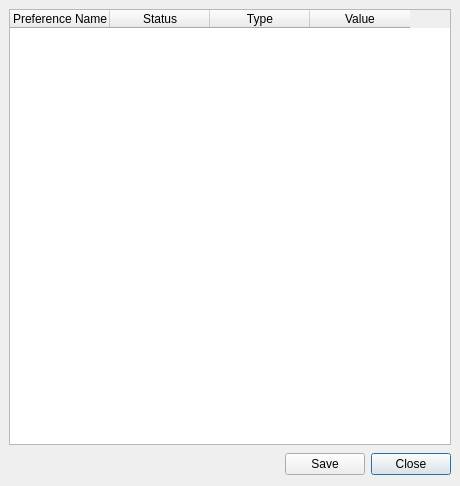
First picture: the form in wengophone/src/presentation/qt/config/AdvancedConfigWindow.ui, repository tkrotoff/WengoPhone, before the edit.
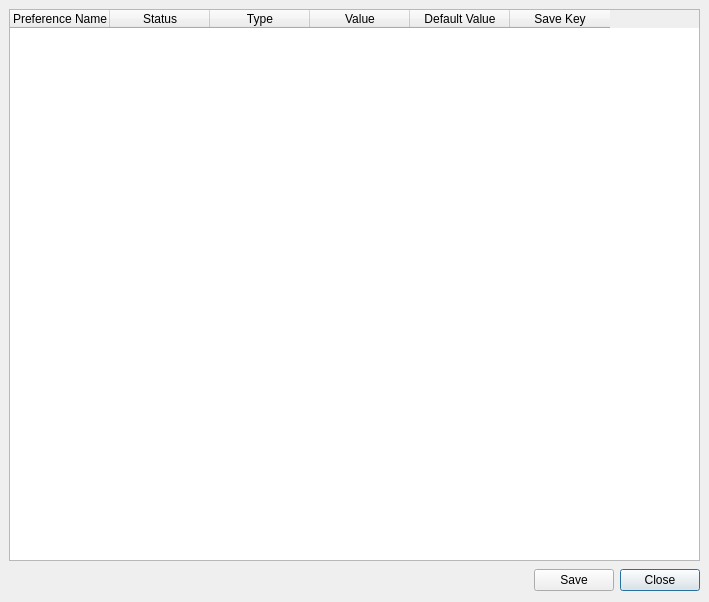
Second picture: the form after the edit.

Commit message: New class AutomaticSettings inside LibUtil Makes it possible to specify if an option from Config must be saved on hard disk or not This fixes some bugs

Diff of the .ui file:
```diff
--- a/wengophone/src/presentation/qt/config/AdvancedConfigWindow.ui
+++ b/wengophone/src/presentation/qt/config/AdvancedConfigWindow.ui
@@ -8,8 +8,8 @@
    <rect>
     <x>0</x>
     <y>0</y>
-    <width>460</width>
-    <height>486</height>
+    <width>709</width>
+    <height>602</height>
    </rect>
   </property>
   <property name="windowTitle" >
@@ -47,6 +47,16 @@
        <string>Value</string>
       </property>
      </column>
+     <column>
+      <property name="text" >
+       <string>Default Value</string>
+      </property>
+     </column>
+     <column>
+      <property name="text" >
+       <string>Save Key</string>
+      </property>
+     </column>
     </widget>
    </item>
    <item row="1" column="0" >
```
The commit also changes 17 other files.
